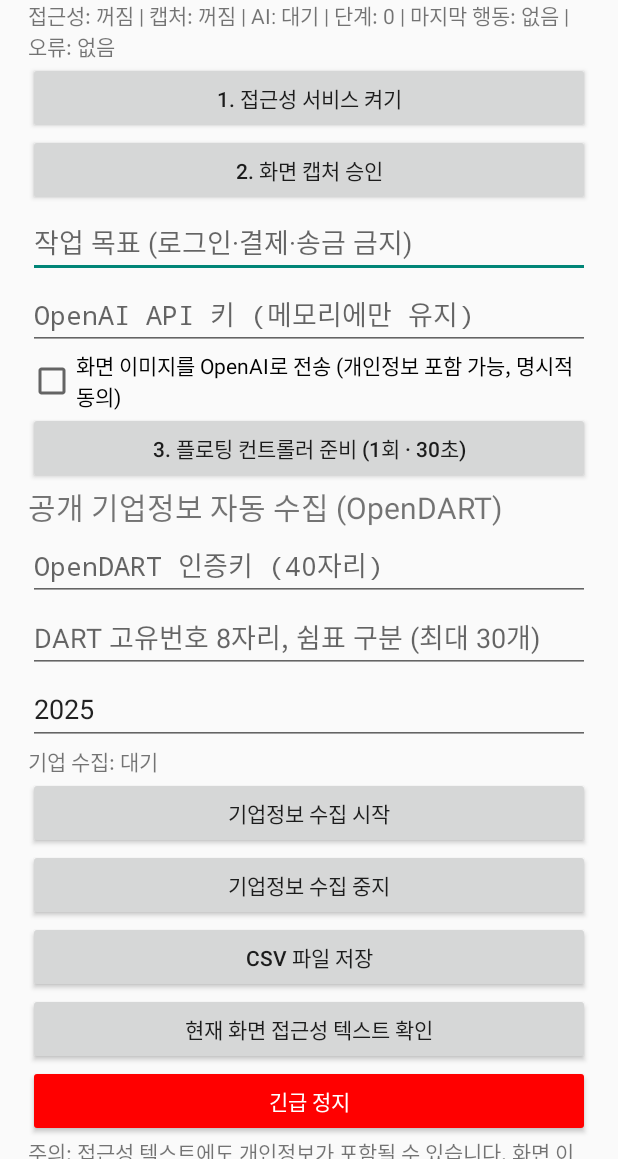
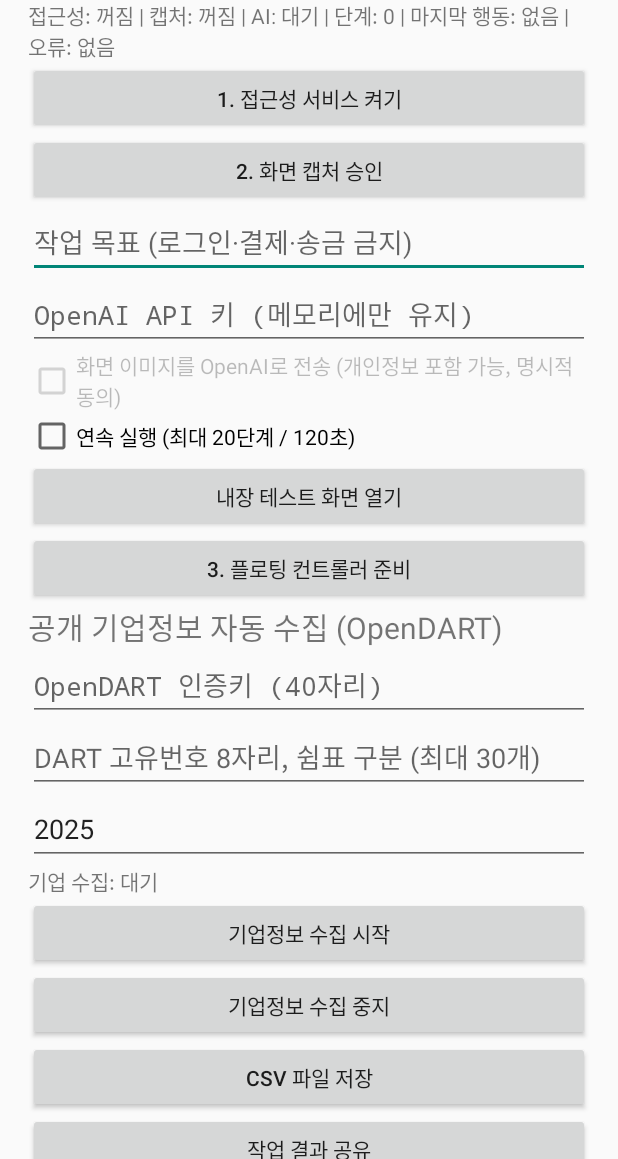
Before and after one commit to firr22jhj2-hash/mobileuse, an Android app: the screen it shows after launch (MainActivity), on a phone screen of 412 x 824 dp, the part 77-1236 px from its top. Run offline under Robolectric (Android 15) with nearby library versions, the phone set to English and light mode, and no system bars.

Commit message:
Integrate v1.0 sandbox and bounded execution UI

```diff
--- a/app/src/main/java/com/mobileuse/galaxy/MainActivity.java
+++ b/app/src/main/java/com/mobileuse/galaxy/MainActivity.java
@@ -8,8 +8,8 @@ public final class MainActivity extends Activity {
  button(root,"2. 화면 캡처 승인",()->{MediaProjectionManager mgr=getSystemService(MediaProjectionManager.class);startActivityForResult(mgr.createScreenCaptureIntent(),CAPTURE_REQUEST);});
  task=new EditText(this);task.setHint("작업 목표 (로그인·결제·송금 금지)");task.setText(prefs.getString("task",""));root.addView(task);
  key=new EditText(this);key.setHint("OpenAI API 키 (메모리에만 유지)");key.setInputType(129);key.setSaveEnabled(false);root.addView(key);
- sendImages=new CheckBox(this);sendImages.setText("화면 이미지를 OpenAI로 전송 (개인정보 포함 가능, 명시적 동의)");sendImages.setChecked(false);root.addView(sendImages);
- button(root,"3. 플로팅 컨트롤러 준비 (1회 · 30초)",()->{String t=task.getText().toString();if(!ActionPolicy.safeTask(t)){status.setText("민감하거나 유효하지 않은 작업");return;}prefs.edit().putString("task",t).putInt("step",0).remove("last_error").apply();if(key.getText().toString().trim().isEmpty()){status.setText("OpenAI API 키가 비어 있습니다");return;}TaskRunner.prepare(key.getText().toString(),t,sendImages.isChecked());status.setText("준비 완료. 다른 앱으로 이동한 뒤 플로팅 1회 실행을 누르세요.");});
+ sendImages=new CheckBox(this);sendImages.setText("화면 이미지를 OpenAI로 전송 (개인정보 포함 가능, 명시적 동의)");sendImages.setChecked(false);sendImages.setEnabled(false);root.addView(sendImages);
+ CheckBox continuous=new CheckBox(this);continuous.setText("연속 실행 (최대 20단계 / 120초)");root.addView(continuous);button(root,"내장 테스트 화면 열기",()->startActivity(new Intent(this,SandboxActivity.class)));button(root,"3. 플로팅 컨트롤러 준비",()->{String t=task.getText().toString();if(!ActionPolicy.safeTask(t)){status.setText("민감하거나 유효하지 않은 작업");return;}prefs.edit().putString("task",t).putInt("step",0).remove("last_error").apply();if(key.getText().toString().trim().isEmpty()){status.setText("OpenAI API 키가 비어 있습니다");return;}TaskRunner.setContinuous(continuous.isChecked());TaskRunner.prepare(key.getText().toString(),t,false);status.setText("준비 완료. 다른 앱으로 이동한 뒤 플로팅 1회 실행을 누르세요.");});
  TextView companyTitle=new TextView(this);companyTitle.setText("공개 기업정보 자동 수집 (OpenDART)");companyTitle.setTextSize(20);root.addView(companyTitle);
  EditText dartKey=new EditText(this);dartKey.setHint("OpenDART 인증키 (40자리)");dartKey.setInputType(129);dartKey.setSaveEnabled(false);root.addView(dartKey);
  EditText codes=new EditText(this);codes.setHint("DART 고유번호 8자리, 쉼표 구분 (최대 30개)");root.addView(codes);
@@ -18,7 +18,7 @@ public final class MainActivity extends Activity {
  button(root,"기업정보 수집 시작",()->{if(TaskRunner.isRunning()){companyStatus.setText("AI 작업을 먼저 중지하세요");return;}boolean ok=CompanyCollector.start(this,dartKey.getText().toString().trim(),codes.getText().toString().trim(),year.getText().toString().trim());if(!ok)companyStatus.setText("인증키·고유번호·연도 또는 실행 상태 확인");});
  button(root,"기업정보 수집 중지",()->CompanyCollector.stop());
  button(root,"CSV 파일 저장",()->{if(CompanyCollector.isRunning()){companyStatus.setText("수집 완료 또는 중지 후 저장하세요");return;}if(!new java.io.File(getFilesDir(),"companies.csv").exists()){companyStatus.setText("저장할 수집 결과가 없습니다");return;}Intent i=new Intent(Intent.ACTION_CREATE_DOCUMENT).addCategory(Intent.CATEGORY_OPENABLE).setType("text/csv").putExtra(Intent.EXTRA_TITLE,"companies.csv");startActivityForResult(i,EXPORT_REQUEST);});
- button(root,"현재 화면 접근성 텍스트 확인",()->{String v=ControlService.inspect();status.setText(v.isEmpty()?"현재 화면에서 읽을 수 있는 텍스트가 없습니다":v);});
+ button(root,"작업 결과 공유",()->{Intent share=new Intent(Intent.ACTION_SEND).setType("text/plain").putExtra(Intent.EXTRA_TEXT,prefs.getString("live_log","기록 없음"));startActivity(Intent.createChooser(share,"작업 로그 공유"));});button(root,"현재 화면 접근성 텍스트 확인",()->{String v=ControlService.inspect();status.setText(v.isEmpty()?"현재 화면에서 읽을 수 있는 텍스트가 없습니다":v);});
  Button stop=new Button(this);stop.setText("긴급 정지");stop.setTextColor(Color.WHITE);stop.setBackgroundTintList(android.content.res.ColorStateList.valueOf(Color.RED));stop.setOnClickListener(v->{CompanyCollector.stop();TaskRunner.stop();startService(new Intent(this,CaptureService.class).setAction(CaptureService.ACTION_STOP_ALL));refresh();});root.addView(stop);
  TextView note=new TextView(this);note.setText("주의: 접근성 텍스트에도 개인정보가 포함될 수 있습니다. 화면 이미지 전송은 기본 꺼짐이며, 키는 저장하지 않습니다. 화면 분석 중 금융·로그인·인증 화면이 감지되면 중단합니다. 긴급 정지는 캡처 알림에서도 실행할 수 있습니다. v0.8은 실기기 미검증 개발 빌드입니다.");root.addView(note);setContentView(scroll);refresh();statusHandler.postDelayed(statusTicker,800);}
  private void button(LinearLayout root,String label,Runnable r){Button b=new Button(this);b.setText(label);b.setOnClickListener(v->r.run());root.addView(b);}
```
